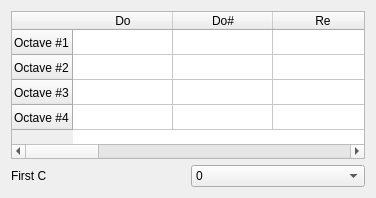
First picture: the form in sources/context/interface/configsectionkeyboard.ui, repository davy7125/polyphone, before the edit.
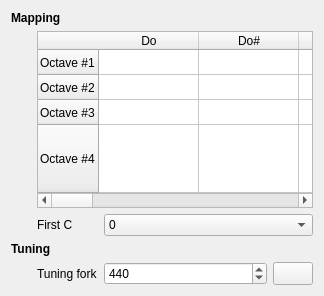
Second picture: the form after the edit.

What changed in the file:
```diff
--- a/sources/context/interface/configsectionkeyboard.ui
+++ b/sources/context/interface/configsectionkeyboard.ui
@@ -6,15 +6,28 @@
    <rect>
     <x>0</x>
     <y>0</y>
-    <width>376</width>
-    <height>198</height>
+    <width>324</width>
+    <height>296</height>
    </rect>
   </property>
   <property name="windowTitle">
    <string notr="true">Form</string>
   </property>
   <layout class="QGridLayout" name="gridLayout">
-   <item row="1" column="1">
+   <item row="2" column="0" colspan="4">
+    <widget class="QLabel" name="labelSubTitle2">
+     <property name="font">
+      <font>
+       <weight>75</weight>
+       <bold>true</bold>
+      </font>
+     </property>
+     <property name="text">
+      <string>Mapping</string>
+     </property>
+    </widget>
+   </item>
+   <item row="4" column="2" colspan="2">
     <widget class="QComboBox" name="comboFirstC">
      <property name="currentIndex">
       <number>0</number>
@@ -61,14 +74,7 @@
      </item>
     </widget>
    </item>
-   <item row="1" column="0">
-    <widget class="QLabel" name="label_3">
-     <property name="text">
-      <string>First C</string>
-     </property>
-    </widget>
-   </item>
-   <item row="0" column="0" colspan="2">
+   <item row="3" column="1" colspan="3">
     <widget class="QTableWidget" name="tableKeyboardMap">
      <property name="sizePolicy">
       <sizepolicy hsizetype="Expanding" vsizetype="MinimumExpanding">
@@ -97,6 +103,12 @@
      <attribute name="verticalHeaderDefaultSectionSize">
       <number>25</number>
      </attribute>
+     <attribute name="verticalHeaderHighlightSections">
+      <bool>false</bool>
+     </attribute>
+     <attribute name="verticalHeaderStretchLastSection">
+      <bool>true</bool>
+     </attribute>
      <row>
       <property name="text">
        <string>Octave #1</string>
@@ -184,6 +196,81 @@
      </column>
     </widget>
    </item>
+   <item row="4" column="1">
+    <widget class="QLabel" name="label_3">
+     <property name="text">
+      <string>First C</string>
+     </property>
+    </widget>
+   </item>
+   <item row="5" column="0" colspan="4">
+    <widget class="QLabel" name="labelSubTitle1">
+     <property name="font">
+      <font>
+       <weight>75</weight>
+       <bold>true</bold>
+      </font>
+     </property>
+     <property name="text">
+      <string>Tuning</string>
+     </property>
+    </widget>
+   </item>
+   <item row="3" column="0">
+    <spacer name="horizontalSpacer">
+     <property name="orientation">
+      <enum>Qt::Horizontal</enum>
+     </property>
+     <property name="sizeType">
+      <enum>QSizePolicy::Fixed</enum>
+     </property>
+     <property name="sizeHint" stdset="0">
+      <size>
+       <width>20</width>
+       <height>20</height>
+      </size>
+     </property>
+    </spacer>
+   </item>
+   <item row="6" column="1">
+    <widget class="QLabel" name="label">
+     <property name="text">
+      <string>Tuning fork</string>
+     </property>
+    </widget>
+   </item>
+   <item row="6" column="2">
+    <widget class="QSpinBox" name="spinTuningFork">
+     <property name="sizePolicy">
+      <sizepolicy hsizetype="MinimumExpanding" vsizetype="Preferred">
+       <horstretch>0</horstretch>
+       <verstretch>0</verstretch>
+      </sizepolicy>
+     </property>
+     <property name="minimum">
+      <number>390</number>
+     </property>
+     <property name="maximum">
+      <number>470</number>
+     </property>
+     <property name="value">
+      <number>440</number>
+     </property>
+    </widget>
+   </item>
+   <item row="6" column="3">
+    <widget class="QPushButton" name="pushDefaultTuningFork">
+     <property name="sizePolicy">
+      <sizepolicy hsizetype="Minimum" vsizetype="Preferred">
+       <horstretch>0</horstretch>
+       <verstretch>0</verstretch>
+      </sizepolicy>
+     </property>
+     <property name="text">
+      <string/>
+     </property>
+    </widget>
+   </item>
   </layout>
  </widget>
  <resources/>
```
Left out of the diff: 9 changed lines with no effect on the pictures.
